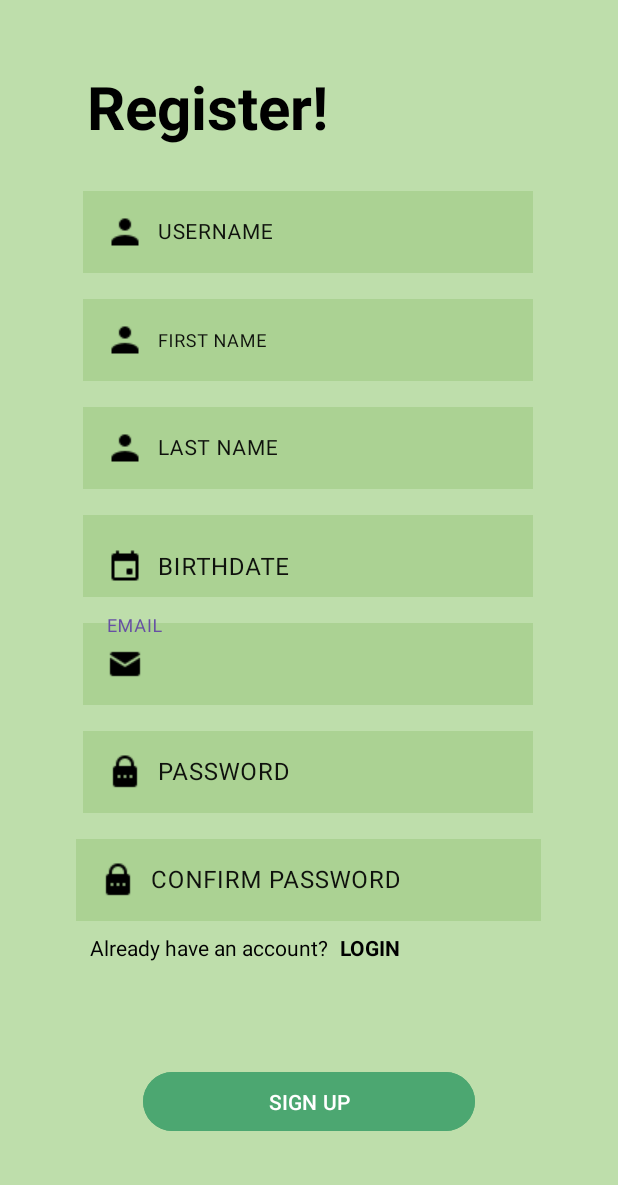
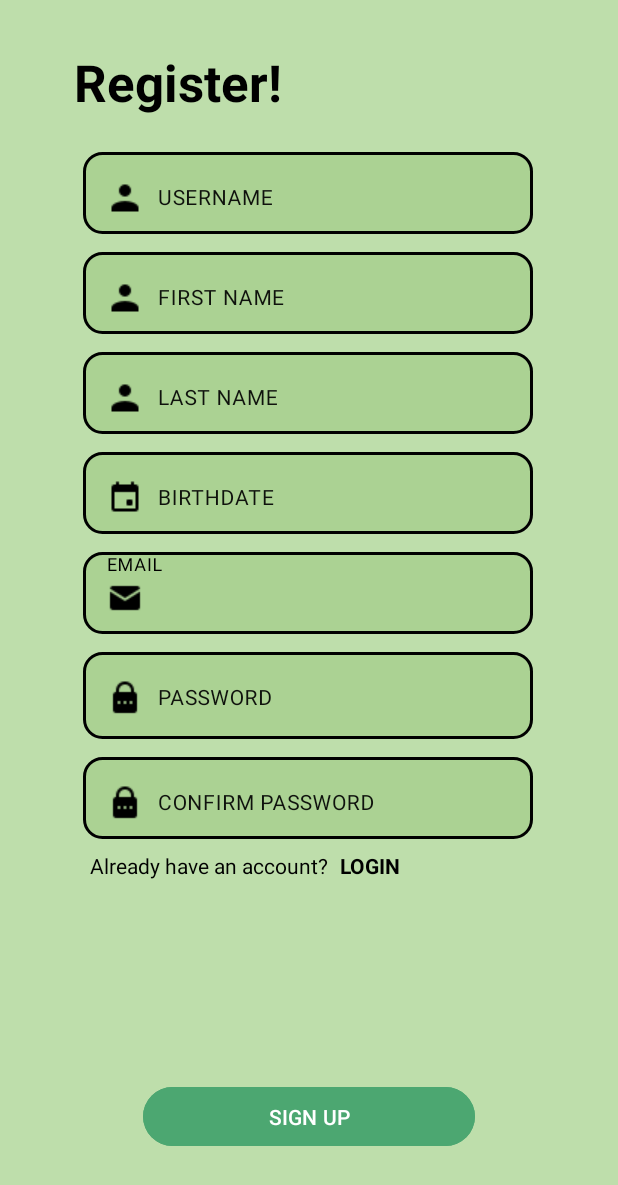
Before and after one commit to NinoEarlConrad-Avila/smartposture, an Android app: the RegisterActivity screen opened directly, with no data from a screen before it, on a phone screen of 412 x 824 dp. Shown: the top 1185 px of the screen. Run offline under Robolectric (Android 15) with nearby library versions, the phone set to English and light mode, and no system bars; our stand-ins replace Firebase (no records; nobody signed in at launch, a user with empty details on screens opened directly).

Commit message:
Modify Login and Register Activity
add borders on edit text fields, mod password fields, fix register
activity UI

```diff
--- /dev/null
+++ b/app/src/main/res/drawable/rounded_edittext.xml
@@ -0,0 +1,12 @@
+<?xml version="1.0" encoding="utf-8"?>
+<shape xmlns:android="http://schemas.android.com/apk/res/android">
+    <corners android:radius="12dp" />
+
+    <!-- Set the black border -->
+    <stroke
+        android:width="2dp"
+        android:color="#000000" />
+
+    <!-- Set the background color (transparent or a specific color) -->
+    <solid android:color="#6D91C373" />
+</shape>
--- a/app/src/main/res/layout/activity_login.xml
+++ b/app/src/main/res/layout/activity_login.xml
@@ -54,9 +54,14 @@
             android:layout_width="310dp"
             android:layout_height="65dp"
             android:layout_marginTop="80dp"
+            android:background="@drawable/rounded_edittext"
             android:hint="@string/email_hint"
+            android:paddingTop="1dp"
             android:textColorHint="#E9000000"
             app:boxBackgroundColor="#000000"
+            app:boxBackgroundMode="outline"
+            app:cursorColor="#000000"
+            app:hintTextColor="#000000"
             app:layout_constraintEnd_toEndOf="parent"
             app:layout_constraintHorizontal_bias="0.504"
             app:layout_constraintStart_toStartOf="parent"
@@ -68,7 +73,7 @@
                 android:id="@+id/user"
                 android:layout_width="match_parent"
                 android:layout_height="wrap_content"
-                android:background="#6D91C373"
+                android:background="@android:color/transparent"
                 android:drawableLeft="@drawable/user_icon"
                 android:drawablePadding="10dp"
                 android:textColor="#000000"
@@ -85,9 +90,13 @@
             android:layout_width="310dp"
             android:layout_height="65dp"
             android:layout_marginTop="16dp"
+            android:background="@drawable/rounded_edittext"
             android:hint="@string/password_hint"
+            android:paddingTop="1dp"
             android:textColorHint="#E9000000"
-            app:boxBackgroundColor="#000000"
+            app:boxBackgroundMode="outline"
+            app:cursorColor="#000000"
+            app:hintTextColor="#000000"
             app:layout_constraintEnd_toEndOf="parent"
             app:layout_constraintHorizontal_bias="0.504"
             app:layout_constraintStart_toStartOf="parent"
@@ -99,7 +108,7 @@
                 android:id="@+id/pass"
                 android:layout_width="match_parent"
                 android:layout_height="wrap_content"
-                android:background="#6D91C373"
+                android:background="@android:color/transparent"
                 android:drawableLeft="@drawable/icon_password"
                 android:drawablePadding="10dp"
                 android:inputType="textPassword"
--- a/app/src/main/res/layout/activity_register.xml
+++ b/app/src/main/res/layout/activity_register.xml
@@ -12,24 +12,28 @@
         android:id="@+id/textView3"
         android:layout_width="wrap_content"
         android:layout_height="wrap_content"
-        android:layout_marginTop="44dp"
+        android:layout_marginTop="32dp"
         android:text="@string/register_txt"
         android:textColor="#000000"
-        android:textSize="40sp"
+        android:textSize="34sp"
         android:textStyle="bold"
         app:layout_constraintEnd_toEndOf="parent"
-        app:layout_constraintHorizontal_bias="0.23"
+        app:layout_constraintHorizontal_bias="0.18"
         app:layout_constraintStart_toStartOf="parent"
         app:layout_constraintTop_toTopOf="parent" />
 
     <com.google.android.material.textfield.TextInputLayout
         android:id="@+id/txtFieldEmail"
         android:layout_width="300dp"
-        android:layout_height="60dp"
+        android:layout_height="wrap_content"
         android:layout_marginTop="12dp"
+        android:background="@drawable/rounded_edittext"
         android:hint="@string/email_hint"
+        android:paddingTop="1dp"
         android:textColorHint="#E9000000"
         app:boxBackgroundColor="#000000"
+        app:cursorColor="#000000"
+        app:hintTextColor="#000000"
         app:layout_constraintEnd_toEndOf="parent"
         app:layout_constraintHorizontal_bias="0.495"
         app:layout_constraintStart_toStartOf="parent"
@@ -41,11 +45,13 @@
             android:id="@+id/email"
             android:layout_width="match_parent"
             android:layout_height="wrap_content"
-            android:background="#6D91C373"
+            android:background="@android:color/transparent"
             android:drawableStart="@drawable/icon_email"
             android:drawablePadding="10dp"
+            android:padding="12dp"
             android:textColor="#000000"
             android:textColorHint="#E6000000"
+            android:textSize="14sp"
             tools:layout_conversion_absoluteHeight="58dp"
             tools:layout_conversion_absoluteWidth="360dp"
             tools:layout_editor_absoluteX="0dp"
@@ -56,11 +62,14 @@
     <com.google.android.material.textfield.TextInputLayout
         android:id="@+id/txtFieldUsername"
         android:layout_width="300dp"
-        android:layout_height="60dp"
+        android:layout_height="wrap_content"
         android:layout_marginTop="24dp"
+        android:background="@drawable/rounded_edittext"
         android:hint="@string/username_hint"
+        android:paddingTop="1dp"
         android:textColorHint="#E9000000"
-        app:boxBackgroundColor="#000000"
+        app:cursorColor="#000000"
+        app:hintTextColor="#000000"
         app:layout_constraintEnd_toEndOf="parent"
         app:layout_constraintHorizontal_bias="0.495"
         app:layout_constraintStart_toStartOf="parent"
@@ -72,9 +81,10 @@
             android:id="@+id/username"
             android:layout_width="match_parent"
             android:layout_height="wrap_content"
-            android:background="#6D91C373"
+            android:background="@android:color/transparent"
             android:drawableStart="@drawable/user_icon"
             android:drawablePadding="10dp"
+            android:padding="12dp"
             android:textColor="#000000"
             android:textColorHint="#E6000000"
             android:textSize="14sp"
@@ -88,11 +98,15 @@
     <com.google.android.material.textfield.TextInputLayout
         android:id="@+id/txtLastName"
         android:layout_width="300dp"
-        android:layout_height="60dp"
+        android:layout_height="wrap_content"
         android:layout_marginTop="12dp"
         android:hint="@string/lastname_hint"
+        android:paddingTop="1dp"
         android:textColorHint="#E9000000"
+        android:background="@drawable/rounded_edittext"
         app:boxBackgroundColor="#000000"
+        app:cursorColor="#000000"
+        app:hintTextColor="#000000"
         app:layout_constraintEnd_toEndOf="parent"
         app:layout_constraintHorizontal_bias="0.495"
         app:layout_constraintStart_toStartOf="parent"
@@ -104,9 +118,47 @@
             android:id="@+id/lastName"
             android:layout_width="match_parent"
             android:layout_height="wrap_content"
-            android:background="#6D91C373"
             android:drawableStart="@drawable/user_icon"
             android:drawablePadding="10dp"
+            android:padding="12dp"
+            android:textColor="#000000"
+            android:textColorHint="#E6000000"
+            android:textSize="14sp"
+            android:background="@android:color/transparent"
+            tools:layout_conversion_absoluteHeight="58dp"
+            tools:layout_conversion_absoluteWidth="360dp"
+            tools:layout_editor_absoluteX="0dp"
+            tools:layout_editor_absoluteY="43dp" />
+
+    </com.google.android.material.textfield.TextInputLayout>
+
+    <com.google.android.material.textfield.TextInputLayout
+        android:id="@+id/txtFirstName"
+        android:layout_width="300dp"
+        android:layout_height="wrap_content"
+        android:layout_marginTop="12dp"
+        android:background="@drawable/rounded_edittext"
+        android:hint="@string/firstname_hint"
+        android:paddingTop="1dp"
+        android:textColorHint="#E9000000"
+        app:boxBackgroundColor="#000000"
+        app:cursorColor="#000000"
+        app:hintTextColor="#000000"
+        app:layout_constraintEnd_toEndOf="parent"
+        app:layout_constraintHorizontal_bias="0.495"
+        app:layout_constraintStart_toStartOf="parent"
+        app:layout_constraintTop_toBottomOf="@+id/txtFieldUsername"
+        tools:layout_conversion_absoluteHeight="63dp"
+        tools:layout_conversion_absoluteWidth="360dp">
+
+        <com.google.android.material.textfield.TextInputEditText
+            android:id="@+id/firstName"
+            android:layout_width="match_parent"
+            android:layout_height="wrap_content"
+            android:background="@android:color/transparent"
+            android:drawableStart="@drawable/user_icon"
+            android:drawablePadding="10dp"
+            android:padding="12dp"
             android:textColor="#000000"
             android:textColorHint="#E6000000"
             android:textSize="14sp"
@@ -118,45 +170,16 @@
     </com.google.android.material.textfield.TextInputLayout>
 
     <com.google.android.material.textfield.TextInputLayout
-        android:id="@+id/txtFirstName"
+        android:id="@+id/txtBirthDate"
         android:layout_width="300dp"
-        android:layout_height="60dp"
+        android:layout_height="wrap_content"
         android:layout_marginTop="12dp"
-        android:hint="@string/firstname_hint"
+        android:background="@drawable/rounded_edittext"
+        android:hint="@string/birthdate_hint"
+        android:paddingTop="1dp"
         android:textColorHint="#E9000000"
         app:boxBackgroundColor="#000000"
-        app:layout_constraintEnd_toEndOf="parent"
-        app:layout_constraintHorizontal_bias="0.495"
-        app:layout_constraintStart_toStartOf="parent"
-        app:layout_constraintTop_toBottomOf="@+id/txtFieldUsername"
-        tools:layout_conversion_absoluteHeight="63dp"
-        tools:layout_conversion_absoluteWidth="360dp">
-
-        <com.google.android.material.textfield.TextInputEditText
-            android:id="@+id/firstName"
-            android:layout_width="match_parent"
-            android:layout_height="wrap_content"
-            android:background="#6D91C373"
-            android:drawableStart="@drawable/user_icon"
-            android:drawablePadding="10dp"
-            android:textColor="#000000"
-            android:textColorHint="#E6000000"
-            android:textSize="12sp"
-            tools:layout_conversion_absoluteHeight="58dp"
-            tools:layout_conversion_absoluteWidth="360dp"
-            tools:layout_editor_absoluteX="0dp"
-            tools:layout_editor_absoluteY="43dp" />
-
-    </com.google.android.material.textfield.TextInputLayout>
-
-    <com.google.android.material.textfield.TextInputLayout
-        android:id="@+id/txtBirthDate"
-        android:layout_width="300dp"
-        android:layout_height="60dp"
-        android:layout_marginTop="12dp"
-        android:hint="@string/birthdate_hint"
-        android:textColorHint="#E9000000"
-        app:boxBackgroundColor="#000000"
+        app:hintTextColor="#000000"
         app:layout_constraintEnd_toEndOf="parent"
         app:layout_constraintHorizontal_bias="0.495"
         app:layout_constraintStart_toStartOf="parent"
@@ -167,16 +190,19 @@
         <com.google.android.material.textfield.TextInputEditText
             android:id="@+id/birthDate"
             android:layout_width="match_parent"
-            android:layout_height="70dp"
-            android:background="#6D91C373"
+            android:layout_height="wrap_content"
+            android:background="@android:color/transparent"
             android:clickable="false"
             android:cursorVisible="false"
             android:drawableStart="@drawable/calendar"
             android:drawablePadding="10dp"
             android:focusable="false"
             android:focusableInTouchMode="false"
-            android:textColor="#013237"
+            android:padding="12dp"
+            android:password="false"
+            android:textColor="#000000"
             android:textColorHint="#E6000000"
+            android:textSize="14sp"
             app:textInputLayoutFocusedRectEnabled="true"
             tools:layout_conversion_absoluteHeight="58dp"
             tools:layout_conversion_absoluteWidth="360dp"
@@ -188,11 +214,16 @@
     <com.google.android.material.textfield.TextInputLayout
         android:id="@+id/txtPassword"
         android:layout_width="300dp"
-        android:layout_height="60dp"
+        android:layout_height="wrap_content"
         android:layout_marginTop="12dp"
+        android:background="@drawable/rounded_edittext"
         android:hint="@string/password_hint"
+        android:paddingTop="1dp"
         android:textColorHint="#E9000000"
-        app:boxBackgroundColor="#000000"
+        app:boxBackgroundMode="outline"
+        app:boxStrokeColor="@android:color/transparent"
+        app:cursorColor="#000000"
+        app:hintTextColor="#000000"
         app:layout_constraintEnd_toEndOf="parent"
         app:layout_constraintHorizontal_bias="0.495"
         app:layout_constraintStart_toStartOf="parent"
@@ -204,11 +235,15 @@
             android:id="@+id/password"
             android:layout_width="match_parent"
             android:layout_height="wrap_content"
-            android:background="#6D91C373"
+            android:layout_marginBottom="3dp"
+            android:background="@android:color/transparent"
             android:drawableStart="@drawable/icon_password"
             android:drawablePadding="10dp"
+            android:padding="12dp"
+            android:password="true"
             android:textColor="#000000"
             android:textColorHint="#E6000000"
+            android:textSize="14sp"
             tools:layout_conversion_absoluteHeight="58dp"
             tools:layout_conversion_absoluteWidth="360dp"
             tools:layout_editor_absoluteX="0dp"
@@ -218,12 +253,16 @@
 
     <com.google.android.material.textfield.TextInputLayout
         android:id="@+id/txtConfirmPassword"
-        android:layout_width="310dp"
-        android:layout_height="60dp"
+        android:layout_width="300dp"
+        android:layout_height="wrap_content"
         android:layout_marginTop="12dp"
+        android:background="@drawable/rounded_edittext"
         android:hint="@string/confirmpassword_hint"
+        android:paddingTop="1dp"
         android:textColorHint="#E9000000"
-        app:boxBackgroundColor="#000000"
+        app:boxBackgroundMode="outline"
+        app:cursorColor="#000000"
+        app:hintTextColor="#000000"
         app:layout_constraintEnd_toEndOf="parent"
         app:layout_constraintHorizontal_bias="0.495"
         app:layout_constraintStart_toStartOf="parent"
@@ -235,11 +274,15 @@
             android:id="@+id/confirmPassword"
             android:layout_width="match_parent"
             android:layout_height="wrap_content"
-            android:background="#6D91C373"
+            android:background="@android:color/transparent"
             android:drawableStart="@drawable/icon_password"
             android:drawablePadding="10dp"
+            android:padding="12dp"
+            android:password="true"
+            android:shadowColor="@android:color/transparent"
             android:textColor="#000000"
             android:textColorHint="#E6000000"
+            android:textSize="14sp"
             tools:layout_conversion_absoluteHeight="58dp"
             tools:layout_conversion_absoluteWidth="360dp"
             tools:layout_editor_absoluteX="0dp"
@@ -283,5 +326,5 @@
         app:layout_constraintEnd_toEndOf="parent"
         app:layout_constraintStart_toStartOf="parent"
         app:layout_constraintTop_toBottomOf="@+id/textView4"
-        app:layout_constraintVertical_bias="0.87" />
+        app:layout_constraintVertical_bias="1.0" />
 </androidx.constraintlayout.widget.ConstraintLayout>
```
